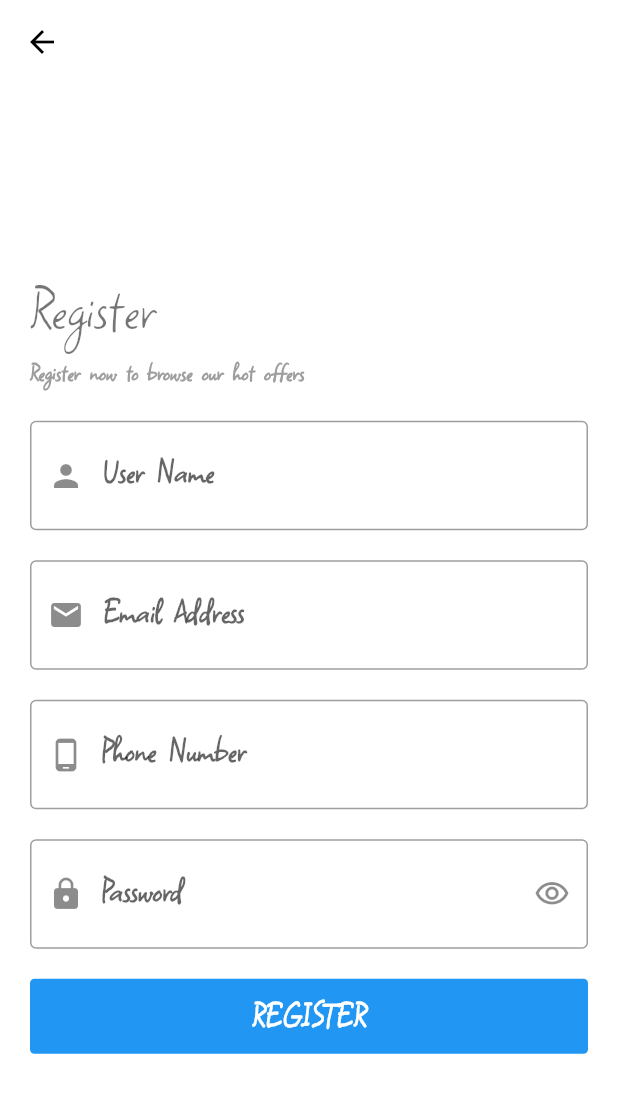
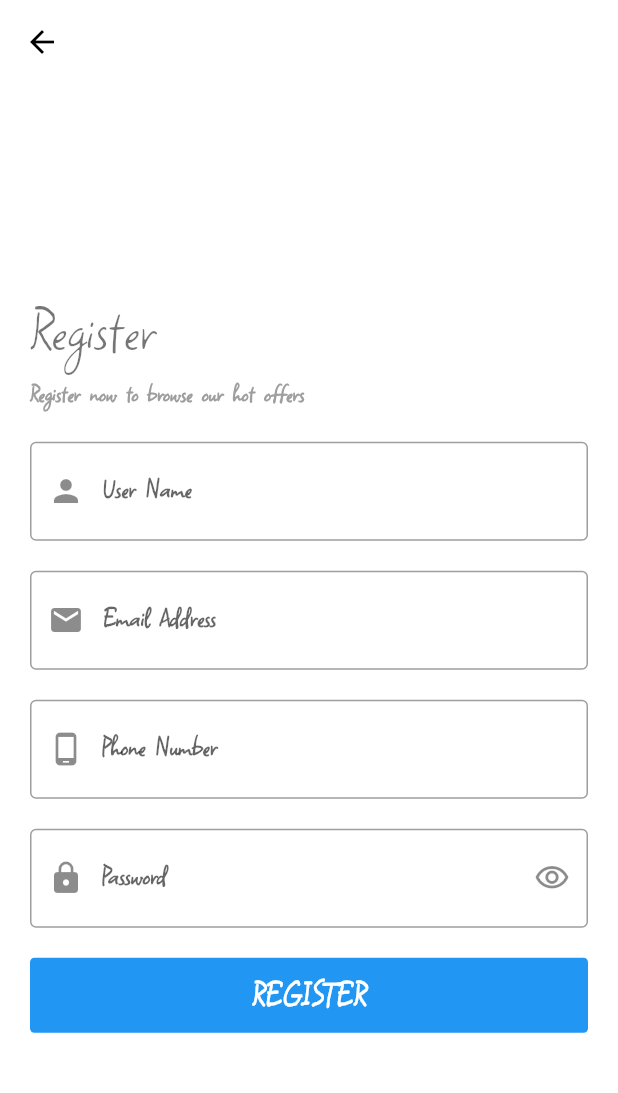
Before and after one commit to mahmoudmohamed74/E-shop, a Flutter app: the ShopRegisterScreen screen opened directly, on a phone screen of 412 x 824 dp. Shown: the top 1093 px of the screen. Run offline on Flutter 3.47's test engine with Material 2 defaults, Android fonts, the phone set to English and light mode, and no system bars; our stand-ins replace bloc, carousel_slider, conditional_builder_null_safety, dio, flutter_bloc, fluttertoast and 3 more; accounts and stored records are empty; network calls fail.

Commit message:
final commit

```diff
--- a/lib/modules/products/products_screen.dart
+++ b/lib/modules/products/products_screen.dart
@@ -23,7 +23,6 @@ class ProductsScreen extends StatelessWidget {
               // text: "not auth",
               state: ToastStates.ERROR,
             );
-            // print("XOXOXOXOXOXOXOXOXOOXXOOXOXOX");
           }
         }
       },
--- a/lib/modules/register/cubit/cubit.dart
+++ b/lib/modules/register/cubit/cubit.dart
@@ -35,7 +35,6 @@ class ShopRegisterCubit extends Cubit<ShopRegisterStates> {
         ShopRegisterSuccessState(shopLoginModel!),
       );
     }).catchError((error) {
-      print("starrrrrrrrrrrrrrrrrrrrrrrrrrrrrr");
       print(error.toString());
       emit(
         ShopRegisterErrorState(error.toString()),
--- a/lib/modules/register/shop_register_screen.dart
+++ b/lib/modules/register/shop_register_screen.dart
@@ -127,7 +127,7 @@ class ShopRegisterScreen extends StatelessWidget {
                         ),
                         defaultFormField(
                           controller: phoneController,
-                          type: TextInputType.phone,
+                          type: TextInputType.number,
                           validate: (value) {
                             if (value!.isEmpty) {
                               return "Phone  number  must  not  be  empty";
--- a/lib/shared/components/components.dart
+++ b/lib/shared/components/components.dart
@@ -52,13 +52,13 @@ Widget defaultFormField({
 }) =>
     TextFormField(
       controller: controller,
-      style: TextStyle(fontSize: 25, fontWeight: FontWeight.bold),
+      style: TextStyle(fontSize: 20, fontWeight: FontWeight.bold),
       keyboardType: type,
       onFieldSubmitted: (value) => onFieldSubmitted,
       onChanged: (value) => onChanged,
       decoration: InputDecoration(
         labelText: label,
-        labelStyle: TextStyle(fontSize: 25, fontWeight: FontWeight.bold),
+        labelStyle: TextStyle(fontSize: 20, fontWeight: FontWeight.bold),
         prefixIcon: Icon(
           prefix,
         ),
--- a/lib/shared/cubit/cubit.dart
+++ b/lib/shared/cubit/cubit.dart
@@ -32,7 +32,9 @@ class ShopCubit extends Cubit<ShopStates> {
   }
 
   HomeModel? homeModel;
+
   Map<int, bool> fave = {};
+
   void getHomeData() {
     emit(ShopLoadingHomeDataState());
     DioHelper.getData(
@@ -40,6 +42,7 @@ class ShopCubit extends Cubit<ShopStates> {
       token: token,
     ).then((value) {
       homeModel = HomeModel.fromJson(value.data);
+
       // printFullText(homeModel!.data!.banners[0].image.toString());
       // print(homeModel!.data);
       homeModel!.data!.products.forEach((element) {
```
